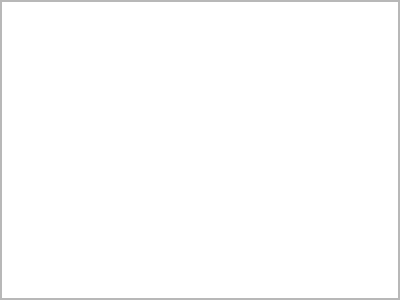
Qt form vTrazer/watchview.ui (joescott/vTracer) before a commit.
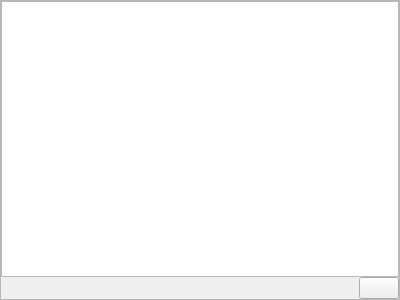
The same form after that commit. Icons and pictures are not drawn.

Diff of the .ui file:
```diff
--- a/vTrazer/watchview.ui
+++ b/vTrazer/watchview.ui
@@ -64,6 +64,9 @@
        </property>
        <item>
         <widget class="QTableView" name="watchView">
+         <property name="enabled">
+          <bool>true</bool>
+         </property>
          <property name="editTriggers">
           <set>QAbstractItemView::NoEditTriggers</set>
          </property>
@@ -93,6 +96,51 @@
          </attribute>
         </widget>
        </item>
+       <item>
+        <widget class="QWidget" name="widget" native="true">
+         <layout class="QHBoxLayout" name="horizontalLayout_2">
+          <property name="leftMargin">
+           <number>0</number>
+          </property>
+          <property name="topMargin">
+           <number>0</number>
+          </property>
+          <property name="rightMargin">
+           <number>0</number>
+          </property>
+          <property name="bottomMargin">
+           <number>0</number>
+          </property>
+          <item>
+           <spacer name="horizontalSpacer">
+            <property name="orientation">
+             <enum>Qt::Horizontal</enum>
+            </property>
+            <property name="sizeHint" stdset="0">
+             <size>
+              <width>40</width>
+              <height>20</height>
+             </size>
+            </property>
+           </spacer>
+          </item>
+          <item>
+           <widget class="QPushButton" name="cleanWatchButton">
+            <property name="text">
+             <string/>
+            </property>
+            <property name="icon">
+             <iconset resource="vTrazer.qrc">
+              <normaloff>:/img/img/clean.png</normaloff>:/img/img/clean.png</iconset>
+            </property>
+            <property name="flat">
+             <bool>false</bool>
+            </property>
+           </widget>
+          </item>
+         </layout>
+        </widget>
+       </item>
       </layout>
      </widget>
     </widget>
```
Left out of the diff: 4 changed lines with no effect on the pictures.
